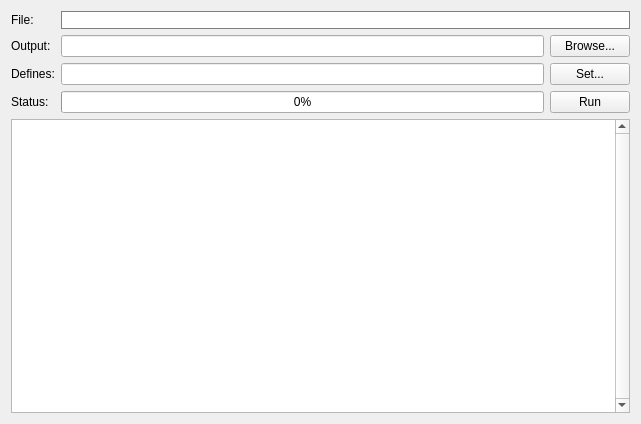
Above: src/gui/SimulationWidget.ui from torrentg/ccruncher before the change. Below: the same form after it.
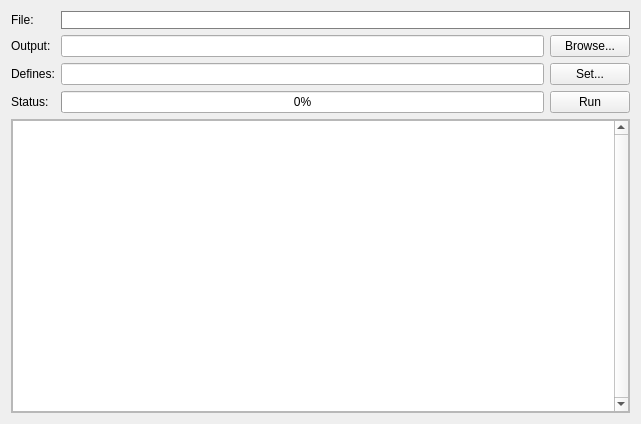
That is the form after the change. Custom widgets are drawn as their Qt base class.

Commit message: gui > improving simulation tab (unstable)

```diff
--- a/src/gui/SimulationWidget.ui
+++ b/src/gui/SimulationWidget.ui
@@ -15,8 +15,6 @@
   </property>
   <layout class="QGridLayout" name="gridLayout_3">
    <item row="0" column="0">
-    <layout class="QGridLayout" name="gridLayout_2">
-     <item row="0" column="0">
       <layout class="QGridLayout" name="gridLayout">
        <item row="0" column="0">
         <widget class="QLabel" name="label">
@@ -103,6 +101,18 @@
       </layout>
      </item>
      <item row="1" column="0">
+    <widget class="FrameOverlay" name="frame">
+     <property name="frameShape">
+      <enum>QFrame::StyledPanel</enum>
+     </property>
+     <property name="frameShadow">
+      <enum>QFrame::Raised</enum>
+     </property>
+     <layout class="QGridLayout" name="gridLayout_2">
+      <property name="margin">
+       <number>0</number>
+      </property>
+      <item row="0" column="0">
       <widget class="QPlainTextEdit" name="log">
        <property name="font">
         <font>
@@ -127,6 +137,7 @@
       </widget>
      </item>
     </layout>
+    </widget>
    </item>
   </layout>
   <action name="action_Open_file">
@@ -161,6 +172,14 @@
   </action>
  </widget>
  <layoutdefault spacing="6" margin="11"/>
+ <customwidgets>
+  <customwidget>
+   <class>FrameOverlay</class>
+   <extends>QFrame</extends>
+   <header location="global">gui/FrameOverlay.hpp</header>
+   <container>1</container>
+  </customwidget>
+ </customwidgets>
  <tabstops>
   <tabstop>ifile</tabstop>
   <tabstop>odir</tabstop>
```
Left out of the diff: 10 changed lines with no effect on the pictures. Lines whose indentation alone changed are shown as unchanged. The commit also changes 8 other files.
